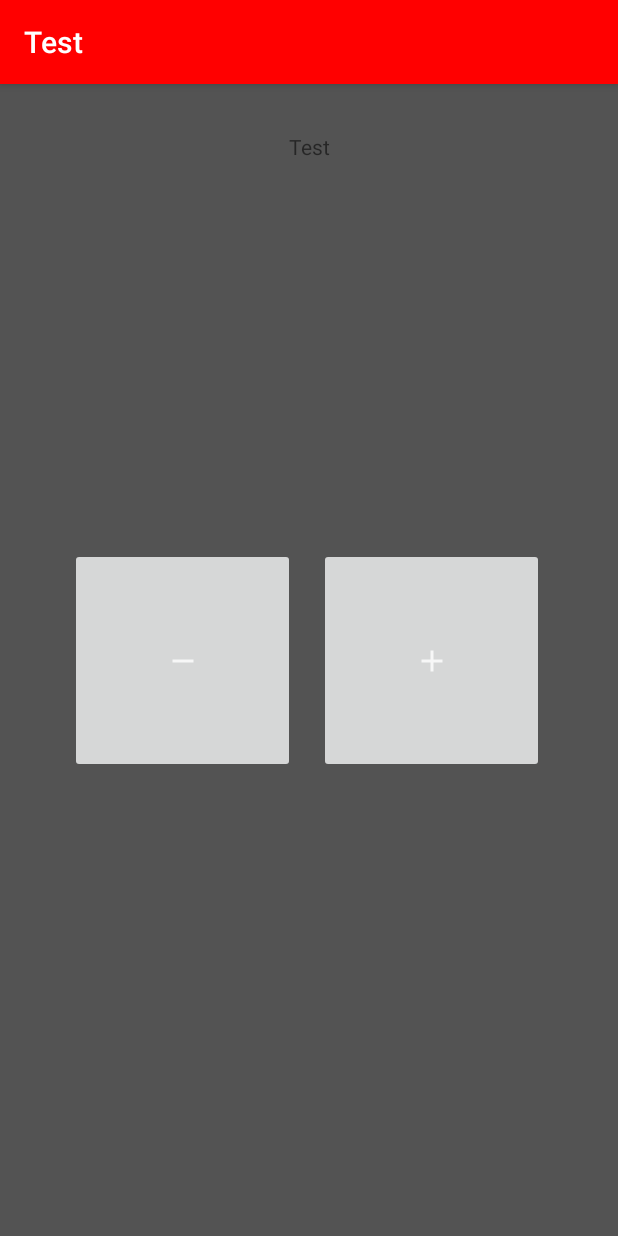
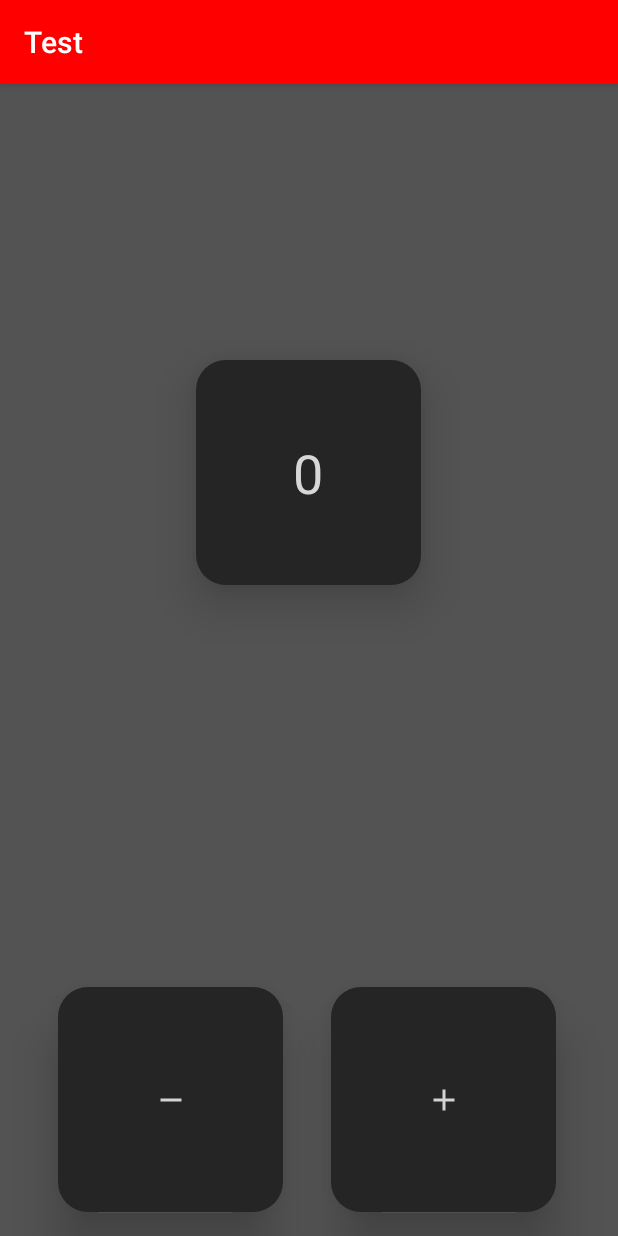
Before and after one commit to Archerymaister/Counter, an Android app: the screen it shows after launch (ShowCounterActivity), after a tap on "Test", on a phone screen of 412 x 824 dp. Run offline under Robolectric (Android 15) with nearby library versions, the phone set to English and light mode, and no system bars.

Commit message:
Added detailed overview for entry tiles

```diff
--- a/app/src/main/java/com/example/counter/CounterEntry.java
+++ b/app/src/main/java/com/example/counter/CounterEntry.java
@@ -2,6 +2,8 @@ package com.example.counter;
 
 import android.content.Context;
 import android.content.Intent;
+import android.os.Parcel;
+import android.os.Parcelable;
 import android.view.LayoutInflater;
 import android.view.View;
 import android.widget.LinearLayout;
@@ -9,20 +11,20 @@ import android.widget.TextView;
 
 import com.example.counter.listener.showEntryOnClickListener;
 
+import java.io.Serializable;
 import java.util.Date;
 import java.util.Map;
 import java.util.TreeMap;
 
-import static com.example.counter.R.id.tVTitle;
-
-public class CounterEntry extends MainActivity{
+@SuppressWarnings("serial")
+public class CounterEntry extends MainActivity implements Serializable {
     private static TreeMap<Integer,CounterEntry> listOfEntries = new TreeMap<>();
     private int tileColor;
     private String title;
     private long value = 0;
     private Date creationDate;
     private Map<Date, Long> changes;
-    private Context context;
+    private transient Context context;
 
     public CounterEntry(int color, String title, Context context){
         new CounterEntry(color,title,0, context);
@@ -47,11 +49,30 @@ public class CounterEntry extends MainActivity{
         return rtn;
     }
 
+    /**
+     * Decide wether the counter should be increased or decreased and by which amount.
+     * <ul>
+     *     <li>0 = add</li>
+     *     <li>1 = subtract</li>
+     * </ul>
+     * @param operation
+     * @param value Amount by which the counter shall be altered
+     */
+    public void alterValue(int operation, int value){
+        switch (operation){
+            case 0:
+                this.value += value;
+                break;
+            case 1:
+                this.value -= value;
+                break;
+            default:
+        }
+    }
+
     public void showEntry(){
         Intent rtn = new Intent(context, ShowCounterActivity.class);
-        rtn.putExtra("color", this.tileColor);
-        rtn.putExtra("title", this.title);
-        rtn.putExtra("value", this.value);
+        rtn.putExtra("entry", CounterEntry.this);
         context.startActivity(rtn);
     }
 
@@ -61,4 +82,51 @@ public class CounterEntry extends MainActivity{
         }
     }
 
+    public static TreeMap<Integer, CounterEntry> getListOfEntries() {
+        return listOfEntries;
+    }
+
+    public static void setListOfEntries(TreeMap<Integer, CounterEntry> listOfEntries) {
+        CounterEntry.listOfEntries = listOfEntries;
+    }
+
+    public int getTileColor() {
+        return tileColor;
+    }
+
+    public void setTileColor(int tileColor) {
+        this.tileColor = tileColor;
+    }
+
+    public String getTitleOfEntry() {
+        return title;
+    }
+
+    public void setTitleOfEntry(String title) {
+        this.title = title;
+    }
+
+    public long getValue() {
+        return value;
+    }
+
+    public void setValue(long value) {
+        this.value = value;
+    }
+
+    public Date getCreationDate() {
+        return creationDate;
+    }
+
+    public void setCreationDate(Date creationDate) {
+        this.creationDate = creationDate;
+    }
+
+    public Map<Date, Long> getChanges() {
+        return changes;
+    }
+
+    public void setChanges(Map<Date, Long> changes) {
+        this.changes = changes;
+    }
 }
--- a/app/src/main/java/com/example/counter/MainActivity.java
+++ b/app/src/main/java/com/example/counter/MainActivity.java
@@ -10,7 +10,7 @@ import android.widget.LinearLayout;
 
 import com.google.android.material.floatingactionbutton.FloatingActionButton;
 
-public class MainActivity extends AppCompatActivity {
+public class MainActivity extends AppCompatActivity{
     private FloatingActionButton FABaddEntry;
     private LinearLayout content;
 
--- a/app/src/main/java/com/example/counter/ShowCounterActivity.java
+++ b/app/src/main/java/com/example/counter/ShowCounterActivity.java
@@ -4,31 +4,45 @@ import androidx.appcompat.app.ActionBar;
 import androidx.appcompat.app.AppCompatActivity;
 
 import android.content.Intent;
-import android.graphics.Color;
 import android.graphics.drawable.ColorDrawable;
 import android.os.Bundle;
+import android.view.View;
+import android.widget.ImageButton;
 import android.widget.TextView;
 
+import com.example.counter.listener.changeValueOnClickListener;
+
 public class ShowCounterActivity extends AppCompatActivity {
-    TextView tvTitle;
+    TextView tVValue;
     ActionBar bar;
+    ImageButton btnIncrease, btnDecrease;
+    CounterEntry entry;
+    long value = 0;
+    int color;
 
     @Override
     protected void onCreate(Bundle savedInstanceState) {
         super.onCreate(savedInstanceState);
         setContentView(R.layout.activity_show_counter);
 
+        btnIncrease = findViewById(R.id.btnIncrease);
+        btnDecrease = findViewById(R.id.btnDecrease);
+        tVValue = findViewById(R.id.tVValue);
+
         Intent i = getIntent();
-        String title = i.getStringExtra("title");
-        int color = i.getIntExtra("color",R.color.colorPrimaryDark);
+        entry = (CounterEntry) i.getSerializableExtra("entry");
+        String title = entry.getTitleOfEntry();
+        value = entry.getValue();
+        color = entry.getTileColor();
 
-        tvTitle = findViewById(R.id.tVTitle);
 
-        tvTitle.setText(title);
+        tVValue.setText(value+"");
 
         bar = getSupportActionBar();
         bar.setBackgroundDrawable(new ColorDrawable(color));
         bar.setTitle(title);
 
+        btnIncrease.setOnClickListener(new changeValueOnClickListener(entry, 0,1));
+        btnIncrease.setOnClickListener(new changeValueOnClickListener(entry, 1,1));
     }
 }
--- /dev/null
+++ b/app/src/main/java/com/example/counter/listener/changeValueOnClickListener.java
@@ -0,0 +1,45 @@
+package com.example.counter.listener;
+
+import android.view.View;
+
+import com.example.counter.CounterEntry;
+
+public class changeValueOnClickListener implements View.OnClickListener {
+
+    int operation;
+    int value;
+    CounterEntry entry;
+
+    /**
+     * Decide wether the counter should be increased or decreased and by which amount. If no value is specified it will be altered by 1.
+     * <ul>
+     *     <li>0 = add</li>
+     *     <li>1 = subtract</li>
+     * </ul>
+     * @param operation
+     *
+     */
+    public changeValueOnClickListener(CounterEntry entry, int operation){
+        new changeValueOnClickListener(entry, operation,1);
+    }
+
+    /**
+     * Decide wether the counter should be increased or decreased and by which amount.
+     * <ul>
+     *     <li>0 = add</li>
+     *     <li>1 = subtract</li>
+     * </ul>
+     * @param operation
+     * @param value Amount by which the counter shall be altered
+     */
+    public changeValueOnClickListener(CounterEntry entry, int operation, int value){
+        this.operation = operation;
+        this.value = value;
+        this.entry = entry;
+    }
+
+    @Override
+    public void onClick(View v) {
+        entry.alterValue(operation,value);
+    }
+}
--- /dev/null
+++ b/app/src/main/res/drawable/show_counter_button.xml
@@ -0,0 +1,13 @@
+<?xml version="1.0" encoding="utf-8"?>
+<shape
+    xmlns:android="http://schemas.android.com/apk/res/android"
+    android:shape="rectangle">
+
+    <corners
+        android:radius="20dp" />
+
+    <solid
+        android:color="@color/colorPrimaryDark"
+        />
+
+</shape>
--- a/app/src/main/res/layout/activity_show_counter.xml
+++ b/app/src/main/res/layout/activity_show_counter.xml
@@ -11,21 +11,28 @@
         android:id="@+id/btnDecrease"
         android:layout_width="150dp"
         android:layout_height="150dp"
-        android:layout_marginEnd="8dp"
+        android:layout_marginEnd="16dp"
+        android:layout_marginBottom="16dp"
+        android:adjustViewBounds="true"
+        android:background="@drawable/show_counter_button"
+        android:elevation="20dp"
+        android:scaleType="centerInside"
         android:src="@drawable/ic_minus"
         app:layout_constraintBottom_toBottomOf="parent"
-        app:layout_constraintEnd_toStartOf="@+id/guideline"
-        app:layout_constraintTop_toTopOf="parent" />
+        app:layout_constraintEnd_toStartOf="@+id/guideline" />
 
     <ImageButton
         android:id="@+id/btnIncrease"
         android:layout_width="150dp"
         android:layout_height="150dp"
-        android:layout_marginStart="8dp"
+        android:layout_marginStart="16dp"
+        android:layout_marginBottom="16dp"
+        android:background="@drawable/show_counter_button"
+        android:elevation="20dp"
+        android:padding="20dp"
         android:src="@drawable/ic_plus"
         app:layout_constraintBottom_toBottomOf="parent"
-        app:layout_constraintStart_toStartOf="@+id/guideline"
-        app:layout_constraintTop_toTopOf="parent" />
+        app:layout_constraintStart_toStartOf="@+id/guideline" />
 
     <androidx.constraintlayout.widget.Guideline
         android:id="@+id/guideline"
@@ -35,12 +42,20 @@
         app:layout_constraintGuide_begin="205dp" />
 
     <TextView
-        android:id="@+id/tVTitle"
-        android:layout_width="wrap_content"
-        android:layout_height="wrap_content"
-        android:layout_marginTop="32dp"
-        android:text="@string/app_name"
+        android:id="@+id/tVValue"
+        android:layout_width="150dp"
+        android:layout_height="150dp"
+        android:layout_marginTop="184dp"
+        android:background="@drawable/show_counter_button"
+        android:elevation="20dp"
+        android:fontFamily="sans-serif"
+        android:gravity="center"
+        android:padding="10dp"
+        android:text="0"
+        android:textColor="?attr/colorButtonNormal"
+        android:textSize="36sp"
         app:layout_constraintEnd_toEndOf="parent"
+        app:layout_constraintHorizontal_bias="0.498"
         app:layout_constraintStart_toStartOf="parent"
         app:layout_constraintTop_toTopOf="parent" />
 </androidx.constraintlayout.widget.ConstraintLayout>
```
